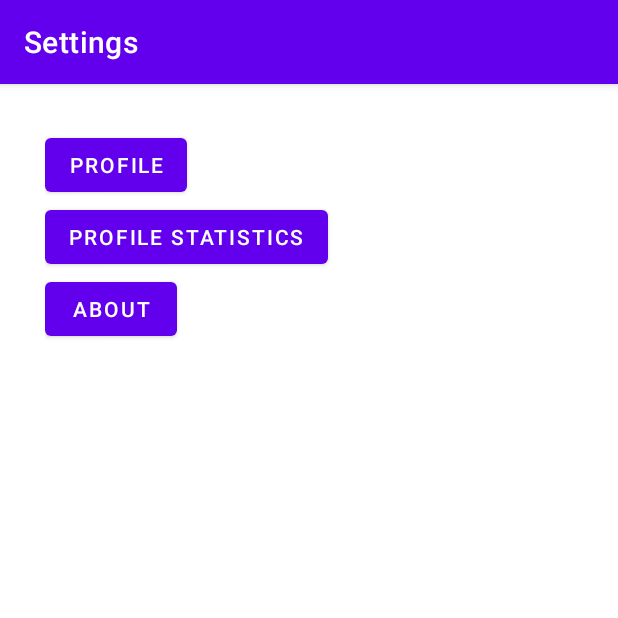
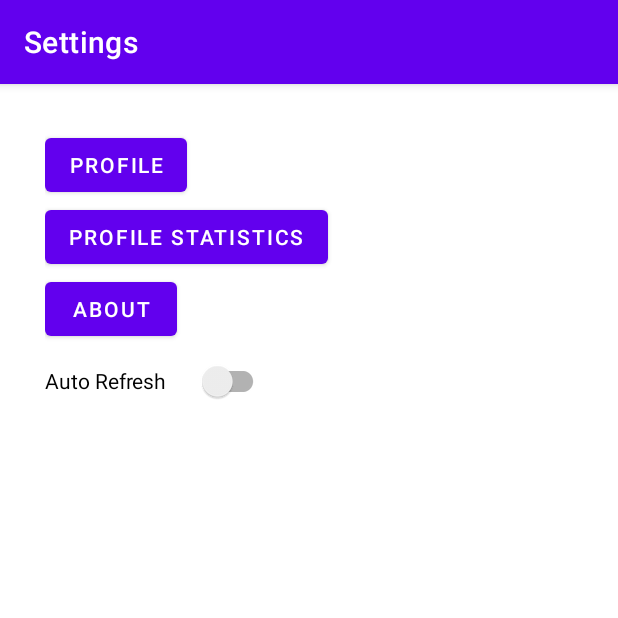
Before and after one commit to rgoyal17/Dotify, an Android app: the SettingsFragment screen opened directly, with no data from a screen before it, on a phone screen of 412 x 824 dp, the top half of it. Run offline under Robolectric (Android 15) with nearby library versions, the phone set to English and light mode, and no system bars; our stand-ins replace navigation-ui; 3 statements that could not run were skipped.

Commit message:
hw5 updates

```diff
--- a/app/build.gradle
+++ b/app/build.gradle
@@ -56,4 +56,5 @@ dependencies {
     implementation "androidx.lifecycle:lifecycle-runtime-ktx:2.4.0-alpha01"
     implementation("io.coil-kt:coil:1.2.1")
     implementation "androidx.swiperefreshlayout:swiperefreshlayout:1.1.0"
+    implementation "androidx.work:work-runtime-ktx:2.5.0"
 }
--- a/app/src/main/java/edu/uw/rgoyal17/dotify/fragment/SettingsFragment.kt
+++ b/app/src/main/java/edu/uw/rgoyal17/dotify/fragment/SettingsFragment.kt
@@ -1,5 +1,6 @@
 package edu.uw.rgoyal17.dotify.fragment
 
+import android.content.Context
 import android.os.Bundle
 import androidx.fragment.app.Fragment
 import android.view.LayoutInflater
@@ -10,12 +11,19 @@ import androidx.navigation.fragment.navArgs
 import edu.uw.rgoyal17.dotify.NavGraphDirections
 import edu.uw.rgoyal17.dotify.R
 import edu.uw.rgoyal17.dotify.databinding.FragmentSettingsBinding
+import edu.uw.rgoyal17.dotify.manager.SongNotificationManager
 import edu.uw.rgoyal17.dotify.model.Song
 
 class SettingsFragment : Fragment() {
 
     private val navController by lazy { findNavController() }
     private val safeArgs: SettingsFragmentArgs by navArgs()
+    private lateinit var songNotificationManager: SongNotificationManager
+
+    override fun onAttach(context: Context) {
+        super.onAttach(context)
+        songNotificationManager = SongNotificationManager(context)
+    }
 
     override fun onCreateView(inflater: LayoutInflater, container: ViewGroup?, savedInstanceState: Bundle?): View? {
         val binding = FragmentSettingsBinding.inflate(inflater)
@@ -33,6 +41,12 @@ class SettingsFragment : Fragment() {
             btAbout.setOnClickListener {
                 navController.navigate(R.id.aboutFragment)
             }
+
+            songNotificationManager.isNotificationsEnabled = switchNotificationsEnabled.isChecked
+
+            switchNotificationsEnabled.setOnCheckedChangeListener { _, isChecked ->
+                songNotificationManager.isNotificationsEnabled = isChecked
+            }
         }
 
         return binding.root
--- /dev/null
+++ b/app/src/main/java/edu/uw/rgoyal17/dotify/manager/SongNotificationManager.kt
@@ -0,0 +1,28 @@
+package edu.uw.rgoyal17.dotify.manager
+
+import android.content.Context
+import androidx.core.app.NotificationCompat
+import androidx.core.app.NotificationManagerCompat
+import androidx.work.WorkManager
+import edu.uw.rgoyal17.dotify.R
+
+class SongNotificationManager(
+        private val context: Context
+) {
+
+    private val workManager: WorkManager = WorkManager.getInstance(context)
+    private val notificationManager = NotificationManagerCompat.from(context)
+    var isNotificationsEnabled = true
+
+    fun publishNewSongNotification() {
+
+        val builder = NotificationCompat.Builder(context, NEW_EMAILS_CHANNEL_ID)    // channel id from creating the channel
+                .setSmallIcon(R.drawable.ic_music)
+                .setContentTitle("New Email from Post Malone")
+                .setContentText("You a SUN FLOWWWWWAAAAAAAAA ${Random.nextInt()}")
+                .setContentIntent(pendingIntent)    // sets the action when user clicks on notification
+                .setAutoCancel(true)    // This will dismiss the notification tap
+                .setPriority(NotificationCompat.PRIORITY_DEFAULT)
+
+    }
+}
--- /dev/null
+++ b/app/src/main/res/drawable/ic_music.xml
@@ -0,0 +1,10 @@
+<vector xmlns:android="http://schemas.android.com/apk/res/android"
+    android:width="24dp"
+    android:height="24dp"
+    android:viewportWidth="24"
+    android:viewportHeight="24"
+    android:tint="?attr/colorControlNormal">
+  <path
+      android:fillColor="@android:color/white"
+      android:pathData="M12,3v10.55c-0.59,-0.34 -1.27,-0.55 -2,-0.55 -2.21,0 -4,1.79 -4,4s1.79,4 4,4 4,-1.79 4,-4V7h4V3h-6z"/>
+</vector>
--- a/app/src/main/res/layout/fragment_settings.xml
+++ b/app/src/main/res/layout/fragment_settings.xml
@@ -3,6 +3,7 @@
     xmlns:tools="http://schemas.android.com/tools"
     android:layout_width="match_parent"
     android:layout_height="match_parent"
+    xmlns:app="http://schemas.android.com/apk/res-auto"
     tools:context=".fragment.SettingsFragment"
     android:padding="30dp"
     android:orientation="vertical">
@@ -25,5 +26,11 @@
         android:layout_height="wrap_content"
         android:text="@string/about_button" />
 
+    <androidx.appcompat.widget.SwitchCompat
+        android:id="@+id/switchNotificationsEnabled"
+        android:layout_width="wrap_content"
+        android:layout_height="wrap_content"
+        android:text="@string/auto_refresh"
+        app:switchPadding="20dp"/>
 
 </LinearLayout>
--- a/app/src/main/res/values/strings.xml
+++ b/app/src/main/res/values/strings.xml
@@ -22,5 +22,6 @@
     <string name="prev">previous button</string>
     <string name="play">play button</string>
     <string name="next">next button</string>
+    <string name="auto_refresh">Auto Refresh</string>
 
 </resources>
```
Also changed, not shown: app/src/main/java/edu/uw/rgoyal17/dotify/manager/SongNotificationWorker.kt (added, +16 -0 lines).
